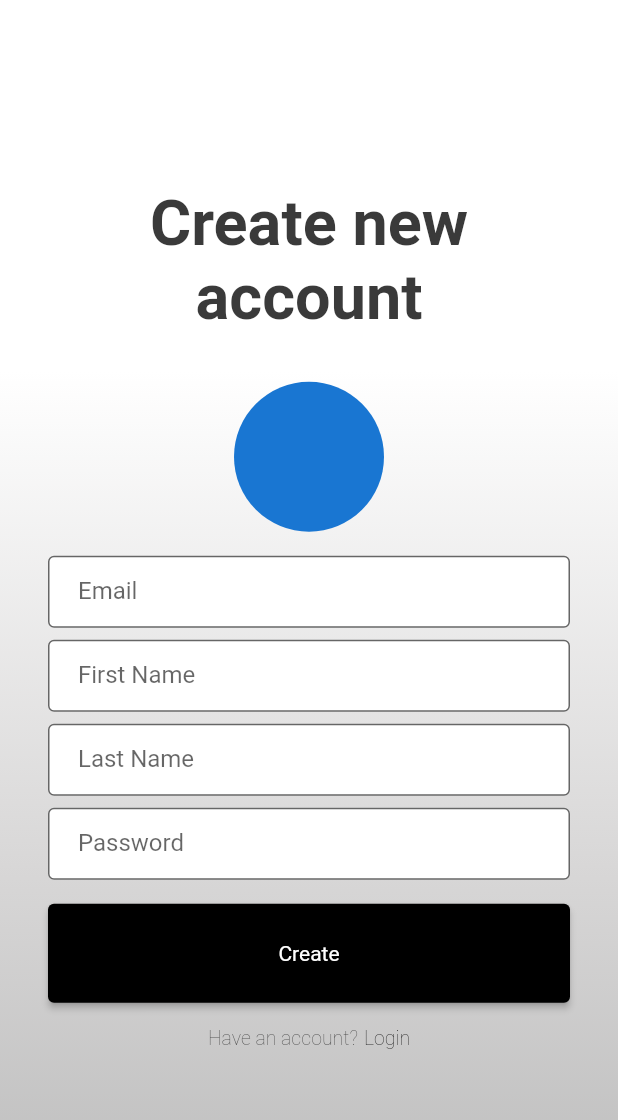
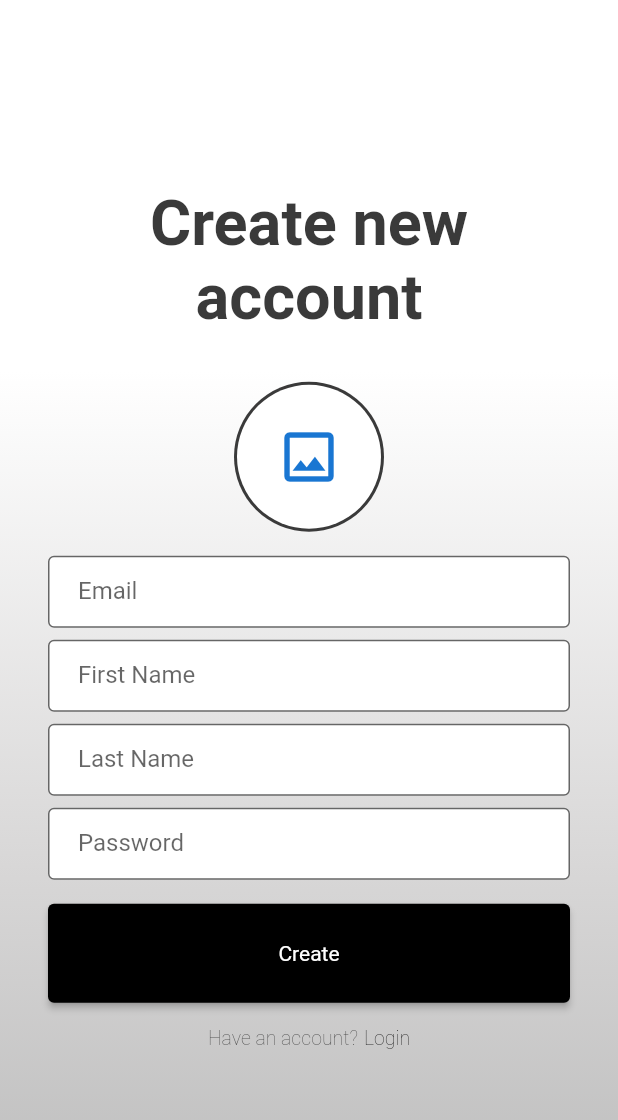
Before and after one commit to altalha201/personal_finance, a Flutter app: the SignUpScreen screen opened directly, on a phone screen of 412 x 824 dp. Shown: the top 1120 px of the screen. Run offline on Flutter 3.47's test engine with Material 2 defaults, Android fonts, the phone set to English and light mode, and no system bars; our stand-ins replace image_picker.

Commit message:
Sign Up Screen Ui and Image Picker added

```diff
--- /dev/null
+++ b/lib/ui/widgets/photo_button.dart
@@ -0,0 +1,28 @@
+import 'package:flutter/material.dart';
+
+import '../utils/application_assets.dart';
+
+class PhotoButton extends StatelessWidget {
+  const PhotoButton({
+    Key? key, required this.buttonSize, required this.onTap,
+  }) : super(key: key);
+
+  final double buttonSize;
+  final VoidCallback onTap;
+
+  @override
+  Widget build(BuildContext context) {
+    return InkWell(
+      onTap: onTap,
+      child: CircleAvatar(
+        radius: buttonSize,
+        backgroundColor: AppColor.colorDarkGray,
+        child: CircleAvatar(
+          radius: buttonSize - 2,
+          backgroundColor: AppColor.colorWhite,
+          child: Icon(Icons.image_outlined, size: buttonSize - 6,),
+        ),
+      ),
+    );
+  }
+}
```
Also changed, not shown: lib/ui/screens/sign_up_screen.dart (+58 -5 lines), pubspec.yaml (+1 -66 lines), pubspec.lock, 2 other files.
